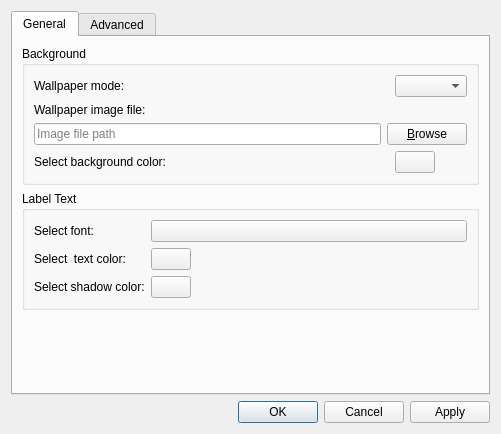
First picture: the form in pcmanfm/desktop-preferences.ui, repository lxqt/pcmanfm-qt, before the edit.
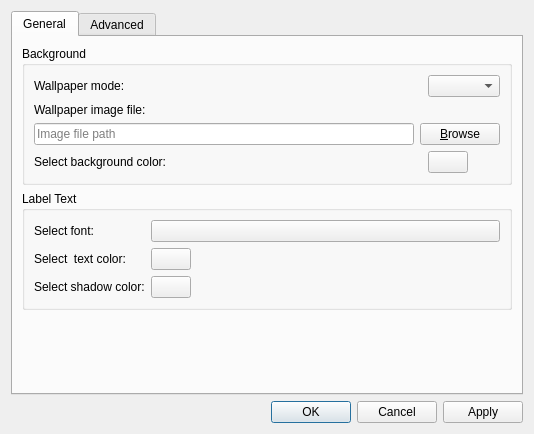
Second picture: the form after the edit. The open tabs and pages were chosen to show the change. Custom widgets are drawn as their Qt base class.

The edit to the form file:
```diff
--- a/pcmanfm/desktop-preferences.ui
+++ b/pcmanfm/desktop-preferences.ui
@@ -6,7 +6,7 @@
    <rect>
     <x>0</x>
     <y>0</y>
-    <width>501</width>
+    <width>534</width>
     <height>434</height>
    </rect>
   </property>
```
Left out of the diff: 2 changed lines with no effect on the pictures.
